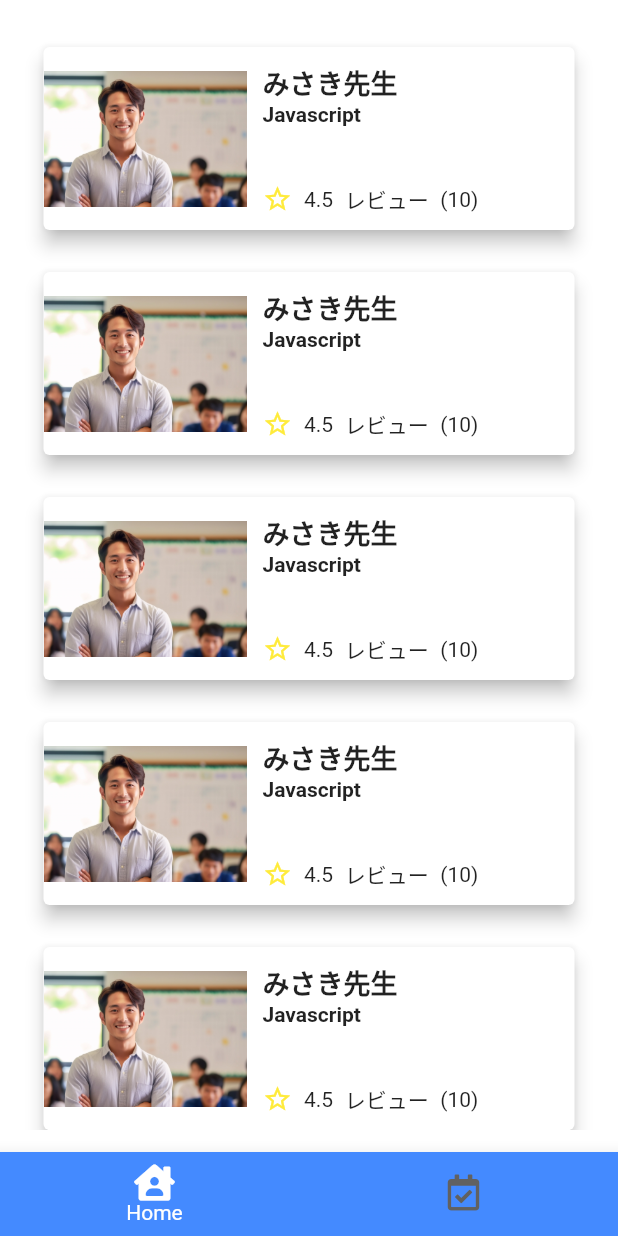
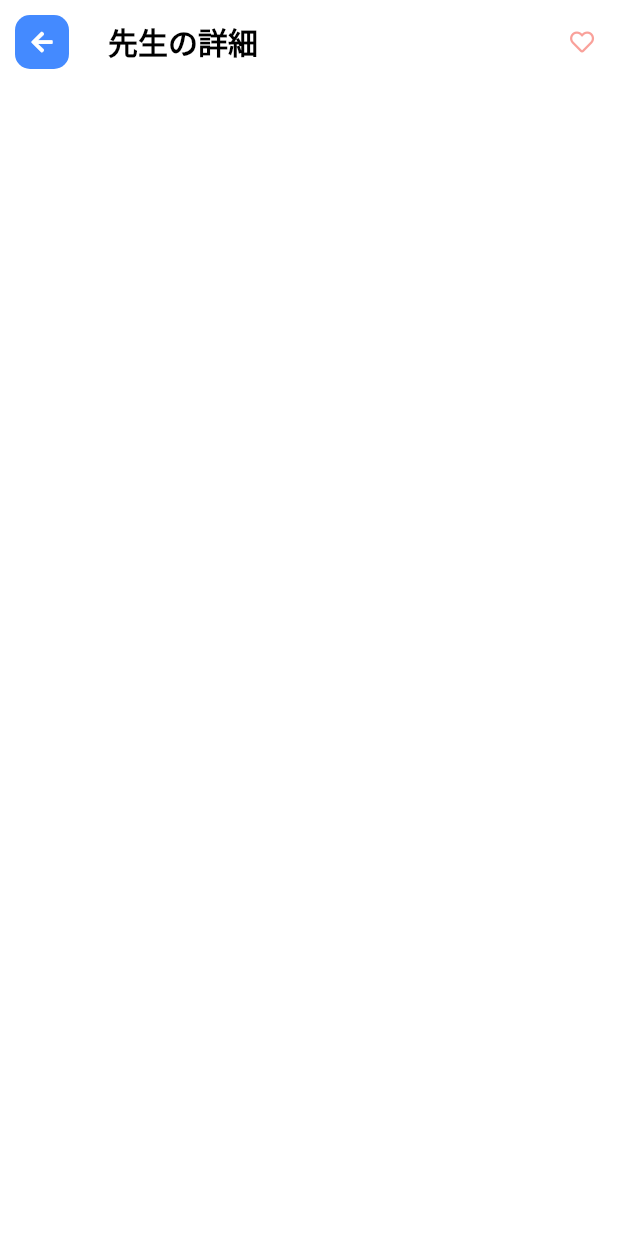
Before and after one commit to shinnkura/flutter_and_laravel, a Flutter app: the MainLayout screen opened by its route, scrolled down 576 dp, after a tap on "みさき先生", on a phone screen of 412 x 824 dp. Run offline on Flutter 3.47's test engine with Material 2 defaults, Android fonts, the phone set to English and light mode, and no system bars; our stand-ins replace font_awesome_flutter.

Commit message:
カスタムアップバーウィジェットの作成

```diff
--- /dev/null
+++ b/lib/components/custom_appbar.dart
@@ -0,0 +1,62 @@
+import 'package:flutter/material.dart';
+import 'package:flutter_and_laravel/utils/config.dart';
+import 'package:font_awesome_flutter/font_awesome_flutter.dart';
+
+class CustomAppbar extends StatefulWidget implements PreferredSizeWidget {
+  CustomAppbar({super.key, this.appTitle, this.route, this.icon, this.actions});
+
+  @override
+  Size get preferredSize => const Size.fromHeight(60);
+
+  final String? appTitle;
+  final String? route;
+  final FaIcon? icon;
+  final List<Widget>? actions;
+
+  @override
+  State<CustomAppbar> createState() => _CustomAppbarState();
+}
+
+class _CustomAppbarState extends State<CustomAppbar> {
+  @override
+  Widget build(BuildContext context) {
+    return AppBar(
+      automaticallyImplyLeading: true,
+      backgroundColor: Colors.white,
+      elevation: 0,
+      title: Text(
+        widget.appTitle!,
+        style: const TextStyle(
+          color: Colors.black,
+          fontSize: 20,
+          fontWeight: FontWeight.bold,
+        ),
+      ),
+      leading: widget.icon != null
+          ? Container(
+              margin: EdgeInsets.symmetric(
+                horizontal: 10,
+                vertical: 10,
+              ),
+              decoration: BoxDecoration(
+                borderRadius: BorderRadius.circular(10),
+                color: Config.primaryColor,
+              ),
+              child: IconButton(
+                onPressed: () {
+                  if (widget.route != null) {
+                    Navigator.of(context).pushNamed(widget.route!);
+                  } else {
+                    Navigator.of(context).pop();
+                  }
+                },
+                icon: widget.icon!,
+                iconSize: 16,
+                color: Colors.white,
+              ),
+            )
+          : null,
+          actions: widget.actions ?? null,
+    );
+  }
+}
--- a/lib/components/teacher_card.dart
+++ b/lib/components/teacher_card.dart
@@ -1,14 +1,11 @@
 import 'package:flutter/material.dart';
 import 'package:flutter_and_laravel/utils/config.dart';
 
-class TeacherCard extends StatefulWidget {
-  const TeacherCard({super.key});
+class TeacherCard extends StatelessWidget {
+  const TeacherCard({super.key, required this.route});
 
-  @override
-  State<TeacherCard> createState() => _TeacherCardState();
-}
+  final String route;
 
-class _TeacherCardState extends State<TeacherCard> {
   @override
   Widget build(BuildContext context) {
     return Container(
@@ -82,6 +79,7 @@ class _TeacherCardState extends State<TeacherCard> {
         ),
         onTap: () {
           // Navigator.pushNamed(context, '/teacher');
+          Navigator.of(context).pushNamed(route);
         },
       ),
     );
--- a/lib/main.dart
+++ b/lib/main.dart
@@ -1,5 +1,6 @@
 import 'package:flutter/material.dart';
 import 'package:flutter_and_laravel/screens/auth_page.dart';
+import 'package:flutter_and_laravel/screens/teacher_details.dart';
 import 'package:flutter_and_laravel/utils/config.dart';
 
 import 'main_layout.dart';
@@ -45,6 +46,7 @@ class MyApp extends StatelessWidget {
       routes: {
         '/': (context) => const AuthPage(),
         'main': (context) => const MainLayout(),
+        'teacher_details': (context) => const TeacherDetails(),
         // 'booking_page': (context) => BookingPage(),
         // 'success_booking': (context) => const AppointmentBooked(),
       },
--- a/lib/screens/home_page.dart
+++ b/lib/screens/home_page.dart
@@ -159,7 +159,7 @@ class _HomePageState extends State<HomePage> {
                 ),
                 Config.spaceSmall,
                 Column(
-                  children: List.generate(10, (index) => TeacherCard()),
+                  children: List.generate(10, (index) => TeacherCard(route: 'teacher_details',)),
                 ),
                 // doctor.isNotEmpty
                 //     ? AppointmentCard(
--- /dev/null
+++ b/lib/screens/teacher_details.dart
@@ -0,0 +1,40 @@
+import 'package:flutter/material.dart';
+import 'package:flutter_and_laravel/components/custom_appbar.dart';
+import 'package:font_awesome_flutter/font_awesome_flutter.dart';
+
+class TeacherDetails extends StatefulWidget {
+  const TeacherDetails({super.key});
+
+  @override
+  State<TeacherDetails> createState() => _TeacherDetailsState();
+}
+
+class _TeacherDetailsState extends State<TeacherDetails> {
+  bool isFav = false;
+  @override
+  Widget build(BuildContext context) {
+    return Scaffold(
+      appBar: CustomAppbar(
+        appTitle: '先生の詳細',
+        icon: const FaIcon(
+          FontAwesomeIcons.arrowLeft,
+          size: 16,
+        ),
+        actions: [
+          IconButton(
+            onPressed: () {
+              setState(() {
+                isFav = !isFav;
+              });
+            },
+            icon: FaIcon(
+              isFav ? FontAwesomeIcons.solidHeart : FontAwesomeIcons.heart,
+              size: 16,
+              color: isFav ? Colors.red : Colors.red.withOpacity(0.5),
+            ),
+          )
+        ],
+      ),
+    );
+  }
+}
```
